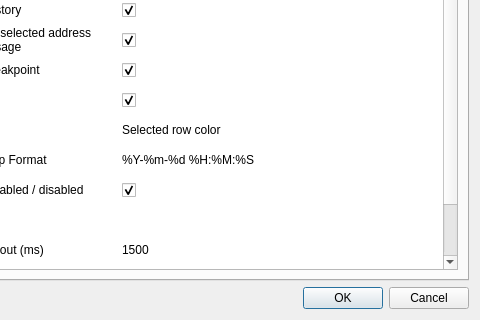
The window that resources/designer/settingsDialog.ui (jetedonner/LLDBPyGUI) describes before a commit, drawn with Qt 5; both pictures show x 160 to 640 and y 160 to 480 of the 640 by 480 pixel window.
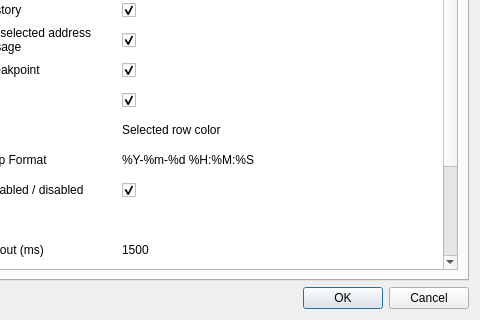
The same window after the commit.

```diff
--- a/resources/designer/settingsDialog.ui
+++ b/resources/designer/settingsDialog.ui
@@ -111,6 +111,16 @@
            <string>Show date in logView</string>
           </property>
          </row>
+         <row>
+          <property name="text">
+           <string>GROUPTEST</string>
+          </property>
+         </row>
+         <row>
+          <property name="text">
+           <string>Auto Breakpoint for scanf</string>
+          </property>
+         </row>
          <column>
           <property name="text">
            <string>Setting</string>
@@ -363,6 +373,30 @@
            <enum>Checked</enum>
           </property>
          </item>
+         <item row="14" column="0">
+          <property name="text">
+           <string>GROUPTEST</string>
+          </property>
+          <property name="flags">
+           <set>NoItemFlags</set>
+          </property>
+         </item>
+         <item row="15" column="0">
+          <property name="text">
+           <string>Auto breakpoints for scanf</string>
+          </property>
+          <property name="checkState">
+           <enum>Checked</enum>
+          </property>
+         </item>
+         <item row="15" column="1">
+          <property name="text">
+           <string/>
+          </property>
+          <property name="checkState">
+           <enum>Checked</enum>
+          </property>
+         </item>
         </widget>
        </item>
       </layout>
```
